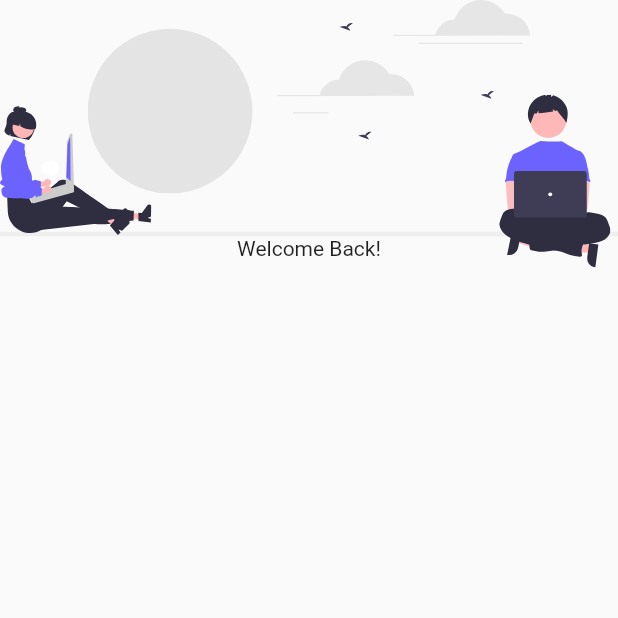
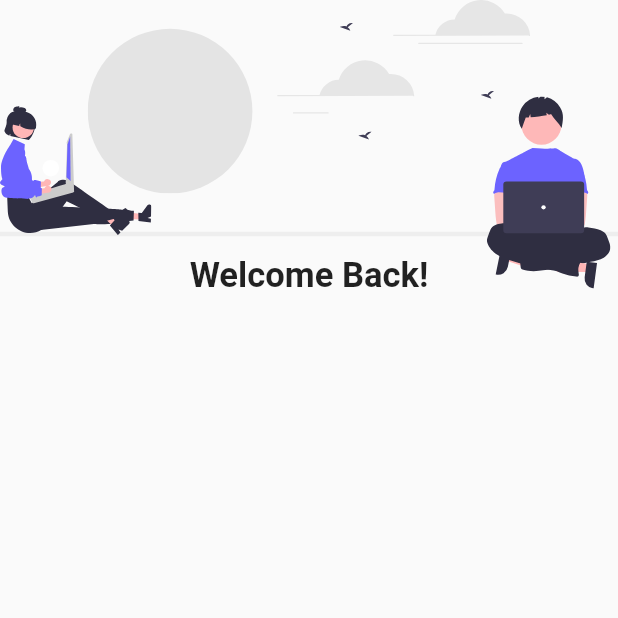
Before and after one commit to javieratoaxaca/FlutterUI, a Flutter app: the screen it shows after launch, on a phone screen of 412 x 824 dp, the top half of it. Run offline on Flutter 3.47's test engine with Material 2 defaults, Android fonts, the phone set to English and light mode, and no system bars; our stand-ins replace flutter_svg.

Commit message:
Agregando la utileria para adaptacion de diferentes pantallas

```diff
--- a/flutter_ui_avanzado/lib/pages/login/widgets/welcome.dart
+++ b/flutter_ui_avanzado/lib/pages/login/widgets/welcome.dart
@@ -1,11 +1,14 @@
 import 'package:flutter/material.dart';
 import 'package:flutter_svg/flutter_svg.dart';
+import 'package:flutter_ui_avanzado/utils/responsive.dart';
 
 class Welcome extends StatelessWidget {
   const Welcome({super.key});
 
   @override
   Widget build(BuildContext context) {
+    final Responsive responsive = Responsive.of(context);
+
     return AspectRatio(
       aspectRatio: 16 / 10,
       child: LayoutBuilder(builder: (_, context) {
@@ -22,7 +25,16 @@ class Welcome extends StatelessWidget {
                       width: context.maxWidth,
                       color: Color(0xffeeeeee),
                     ),
-                    Text("Welcome Back!")
+                    SizedBox(
+                      height: 13,
+                    ),
+                    Text(
+                      "Welcome Back!",
+                      style: TextStyle(
+                        fontSize: responsive.ip(2.5),
+                        fontWeight: FontWeight.bold,
+                      ),
+                    ),
                   ],
                 ),
               ),
@@ -44,11 +56,11 @@ class Welcome extends StatelessWidget {
                 ),
               ),
               Positioned(
-                top: context.maxHeight * 0.245,
+                top: context.maxHeight * 0.25,
                 right: 5,
                 child: SvgPicture.asset(
                   'assets/pages/login/men.svg',
-                  width: context.maxWidth * .18,
+                  width: context.maxWidth * .20,
                 ),
               ),
             ],
--- /dev/null
+++ b/flutter_ui_avanzado/lib/utils/responsive.dart
@@ -0,0 +1,33 @@
+import 'package:flutter/widgets.dart';
+import 'package:meta/meta.dart' show required;
+import 'dart:math';
+
+class Responsive {
+  final double width, height, inch;
+
+  Responsive({
+    required this.height,
+    required this.width,
+    required this.inch,
+  });
+
+//Funcion para recuperar  la diagonal de la pantalla a utilizar
+  factory Responsive.of(BuildContext context) {
+    final MediaQueryData data = MediaQuery.of(context);
+    final size = data.size;
+    final inch = sqrt(pow(size.width, 2) + pow(size.height, 2));
+    return Responsive(width: size.width, height: size.height, inch: inch);
+  }
+
+  double wp(double percent) {
+    return this.width * percent / 100;
+  }
+
+  double hp(double percent) {
+    return this.height * percent / 100;
+  }
+
+  double ip(double percent) {
+    return this.inch * percent / 100;
+  }
+}
```
